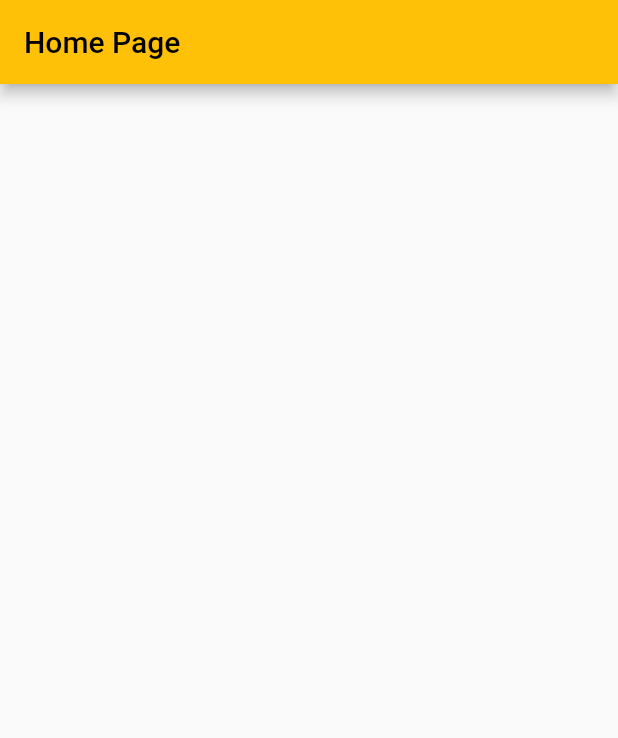
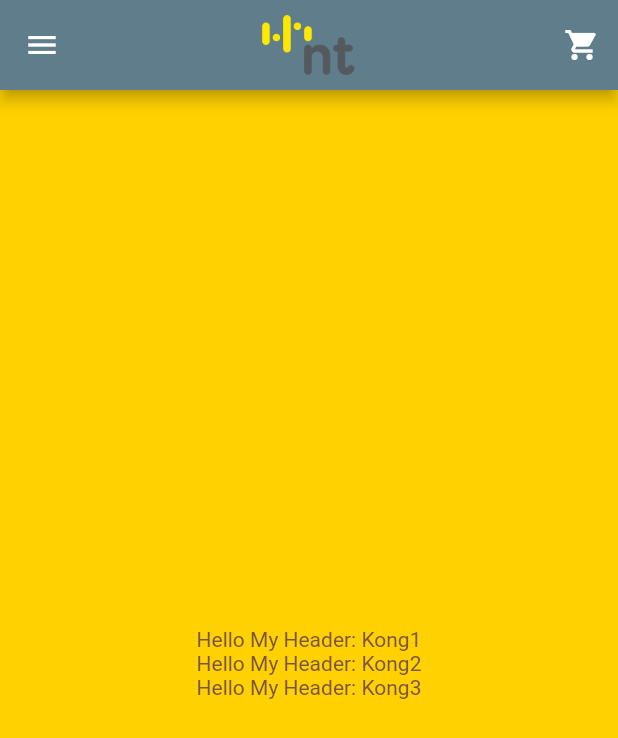
Before and after one commit to amornpan/flutter3x_nt, a Flutter app: the screen it shows after launch, on a phone screen of 412 x 824 dp. Shown: the top 738 px of the screen. Run offline on Flutter 3.47's test engine with Material 2 defaults, Android fonts, the phone set to English and light mode, and no system bars.

```diff
--- a/lib/main.dart
+++ b/lib/main.dart
@@ -8,14 +8,24 @@ void main() {
 class MyApp extends StatelessWidget {
   const MyApp({Key? key}) : super(key: key);
 
-
   // This widget is the root of your application.
   @override
   Widget build(BuildContext context) {
     return MaterialApp(
       title: 'NT R&D',
       theme: ThemeData(
-        primarySwatch: Colors.amber,
+        primarySwatch: Colors.blueGrey,
+        canvasColor: const Color.fromRGBO(255, 209, 0, 1),
+        textTheme: const TextTheme(
+          headline4: TextStyle(
+            color: Colors.brown,
+            fontSize: 20,
+          ),
+          headline2: TextStyle(
+            color: Colors.red,
+            fontSize: 40,
+          ),
+        ),
       ),
       home: const HomePage(),
     );
--- a/lib/pages/home_page.dart
+++ b/lib/pages/home_page.dart
@@ -1,4 +1,5 @@
 import 'package:flutter/material.dart';
+import 'package:flutter3x_nt/widgets/my_header.dart';
 
 class HomePage extends StatefulWidget {
   const HomePage({Key? key}) : super(key: key);
@@ -8,12 +9,56 @@ class HomePage extends StatefulWidget {
 }
 
 class _HomePageState extends State<HomePage> {
+  String fullname = 'Mary Doe';
+
+  @override
+  void initState() {
+    super.initState();
+    debugPrint('initState');
+  }
+
   @override
   Widget build(BuildContext context) {
     return Scaffold(
       appBar: AppBar(
-        title: const Text('Home Page'),
+        toolbarHeight: 60.0,
+        leading: Builder(
+          builder: (BuildContext context) {
+            return IconButton(
+              icon: const Icon(Icons.menu),
+              onPressed: () {
+                Scaffold.of(context).openDrawer();
+              },
+              tooltip: MaterialLocalizations.of(context).openAppDrawerTooltip,
+            );
+          },
+        ),
+        actions: <Widget>[
+          IconButton(
+            icon: const Icon(Icons.shopping_cart),
+            tooltip: 'Open shopping cart',
+            onPressed: () {
+              // handle the press
+            },
+          ),
+        ],
+        title: Image.asset(
+          'assets/images/logo.png',
+          height: 40,
+        ),
+        centerTitle: true,
       ),
+      body: Center(
+        child: Column(
+          mainAxisAlignment: MainAxisAlignment.center,
+          children: const <Widget>[
+            MyHeader(title: 'Kong1'),
+            MyHeader(title: 'Kong2'),
+            MyHeader(title: 'Kong3'),
+          ],
+        ),
+      ),
+      // This trailing comma makes auto-formatting nicer for build methods.
     );
   }
 }
--- /dev/null
+++ b/lib/widgets/my_header.dart
@@ -0,0 +1,16 @@
+import 'package:flutter/material.dart';
+
+class MyHeader extends StatelessWidget {
+  final String title;
+  const MyHeader({super.key, required this.title});
+
+  @override
+  Widget build(BuildContext context) {
+    return Text(
+      'Hello My Header: $title',
+      style: const TextStyle(
+        color: Colors.brown,
+      ),
+    );
+  }
+}
```
Also changed, not shown: pubspec.yaml (+6 -3 lines), assets/images/bg.png (added), assets/images/building-2.png (added), assets/images/building.png (added), assets/images/logo.png (added), assets/images/me.jpg (added).
